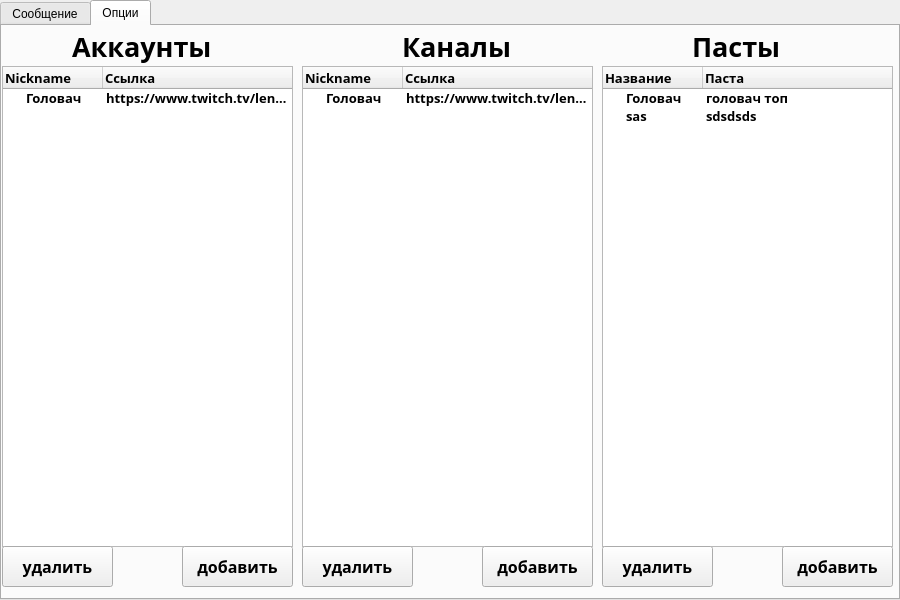
First picture: the form in widget/widget.ui, repository feed619/TwitchBots, before the edit.
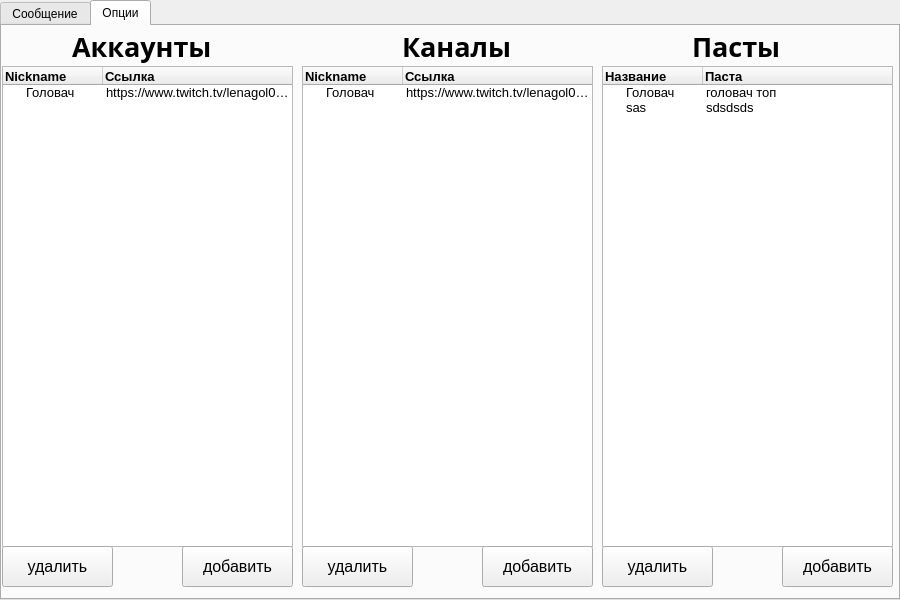
Second picture: the form after the edit. The open tabs and pages were chosen to show the change.

Commit message: changed fonts of widget

Diff of the .ui file:
```diff
--- a/widget/widget.ui
+++ b/widget/widget.ui
@@ -359,20 +359,30 @@
       </property>
       <property name="font">
        <font>
-        <family>Marker Felt</family>
+        <family>Segoe UI</family>
         <pointsize>10</pointsize>
-        <bold>true</bold>
+        <bold>false</bold>
        </font>
       </property>
       <column>
        <property name="text">
         <string>Nickname</string>
        </property>
+       <property name="font">
+        <font>
+         <bold>true</bold>
+        </font>
+       </property>
       </column>
       <column>
        <property name="text">
         <string>Ссылка</string>
        </property>
+       <property name="font">
+        <font>
+         <bold>true</bold>
+        </font>
+       </property>
       </column>
       <item>
        <property name="text">
@@ -394,9 +404,9 @@
       </property>
       <property name="font">
        <font>
-        <family>Marker Felt</family>
+        <family>Segoe UI</family>
         <pointsize>12</pointsize>
-        <bold>true</bold>
+        <bold>false</bold>
        </font>
       </property>
       <property name="text">
@@ -414,9 +424,9 @@
       </property>
       <property name="font">
        <font>
-        <family>Marker Felt</family>
+        <family>Segoe UI</family>
         <pointsize>12</pointsize>
-        <bold>true</bold>
+        <bold>false</bold>
        </font>
       </property>
       <property name="text">
@@ -464,20 +474,30 @@
       </property>
       <property name="font">
        <font>
-        <family>Marker Felt</family>
+        <family>Segoe UI</family>
         <pointsize>10</pointsize>
-        <bold>true</bold>
+        <bold>false</bold>
        </font>
       </property>
       <column>
        <property name="text">
         <string>Nickname</string>
        </property>
+       <property name="font">
+        <font>
+         <bold>true</bold>
+        </font>
+       </property>
       </column>
       <column>
        <property name="text">
         <string>Ссылка</string>
        </property>
+       <property name="font">
+        <font>
+         <bold>true</bold>
+        </font>
+       </property>
       </column>
       <item>
        <property name="text">
@@ -499,9 +519,9 @@
       </property>
       <property name="font">
        <font>
-        <family>Marker Felt</family>
+        <family>Segoe UI</family>
         <pointsize>12</pointsize>
-        <bold>true</bold>
+        <bold>false</bold>
        </font>
       </property>
       <property name="text">
@@ -519,9 +539,9 @@
       </property>
       <property name="font">
        <font>
-        <family>Marker Felt</family>
+        <family>Segoe UI</family>
         <pointsize>12</pointsize>
-        <bold>true</bold>
+        <bold>false</bold>
        </font>
       </property>
       <property name="text">
@@ -569,20 +589,30 @@
       </property>
       <property name="font">
        <font>
-        <family>Marker Felt</family>
+        <family>Segoe UI</family>
         <pointsize>10</pointsize>
-        <bold>true</bold>
+        <bold>false</bold>
        </font>
       </property>
       <column>
        <property name="text">
         <string>Название</string>
        </property>
+       <property name="font">
+        <font>
+         <bold>true</bold>
+        </font>
+       </property>
       </column>
       <column>
        <property name="text">
         <string>Паста</string>
        </property>
+       <property name="font">
+        <font>
+         <bold>true</bold>
+        </font>
+       </property>
       </column>
       <item>
        <property name="text">
@@ -612,9 +642,9 @@
       </property>
       <property name="font">
        <font>
-        <family>Marker Felt</family>
+        <family>Segoe UI</family>
         <pointsize>12</pointsize>
-        <bold>true</bold>
+        <bold>false</bold>
        </font>
       </property>
       <property name="text">
@@ -632,9 +662,9 @@
       </property>
       <property name="font">
        <font>
-        <family>Marker Felt</family>
+        <family>Segoe UI</family>
         <pointsize>12</pointsize>
-        <bold>true</bold>
+        <bold>false</bold>
        </font>
       </property>
       <property name="text">
```
Left out of the diff: 16 changed lines with no effect on the pictures.
